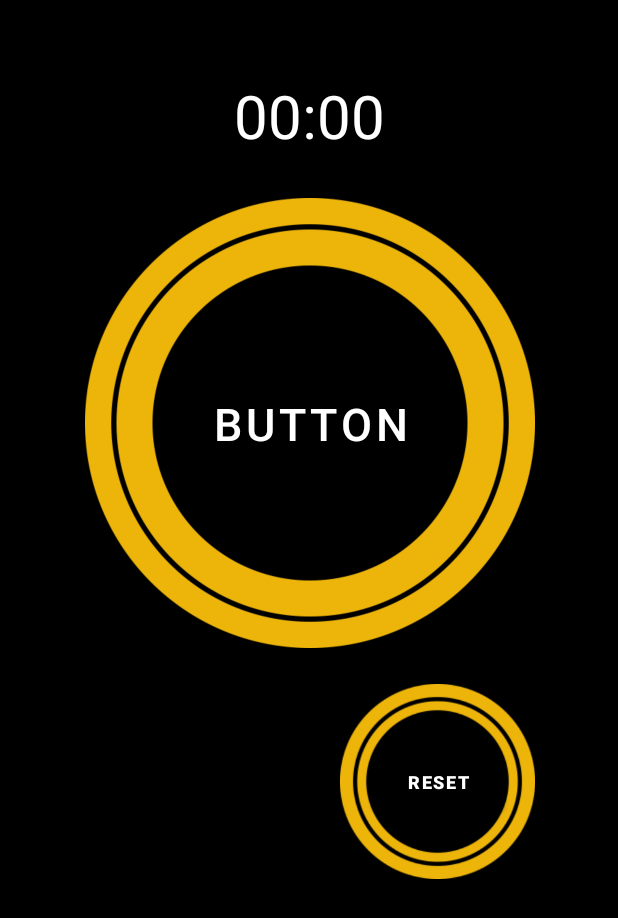
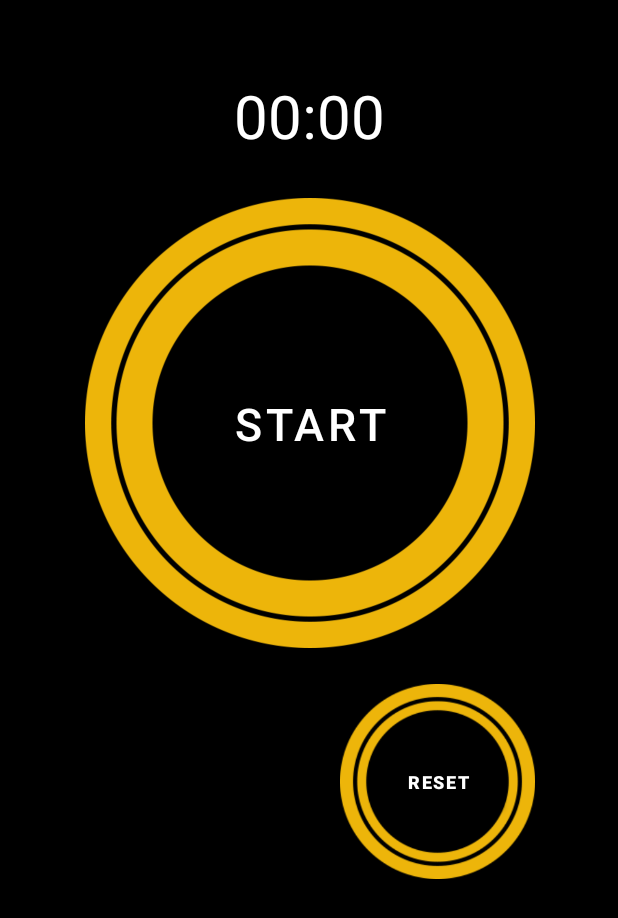
Before and after one commit to Furk4nBulut/Choronometer, an Android app: the layout activity_main.xml on its own in the app's theme, with its tools: preview values and no code run, on a phone screen of 412 x 824 dp. Shown: the top 918 px of the screen. Run offline under Robolectric (Android 15) with nearby library versions, the phone set to English and light mode, and no system bars.

Commit message:
Button name changed as a Start button.

```diff
--- a/app/src/main/res/layout/activity_main.xml
+++ b/app/src/main/res/layout/activity_main.xml
@@ -52,7 +52,7 @@
         android:id="@+id/button"
         android:layout_width="wrap_content"
         android:layout_height="wrap_content"
-        android:text="Button"
+        android:text="Start"
         android:textSize="30sp"
         app:layout_constraintBottom_toBottomOf="@+id/imageView"
         app:layout_constraintEnd_toEndOf="@+id/imageView"
```
